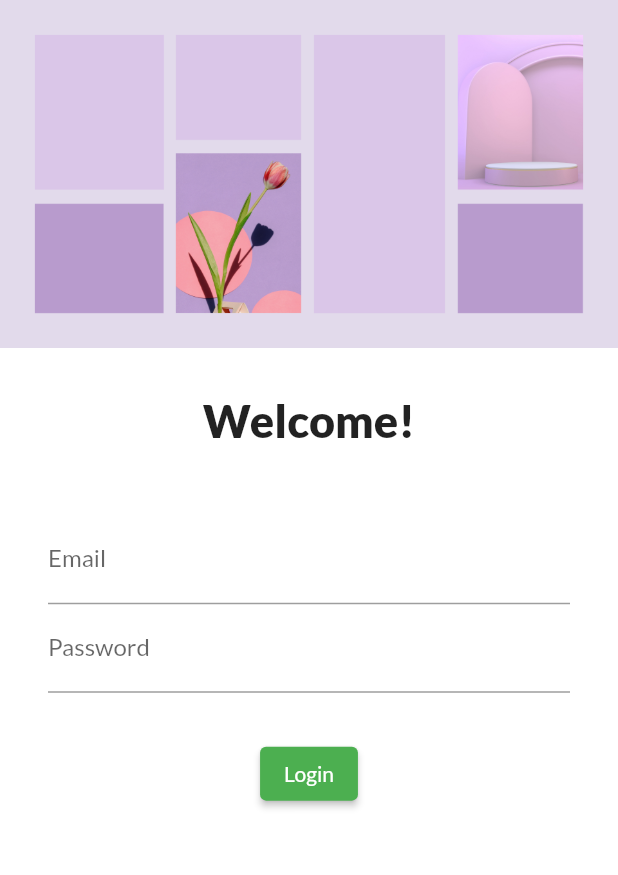
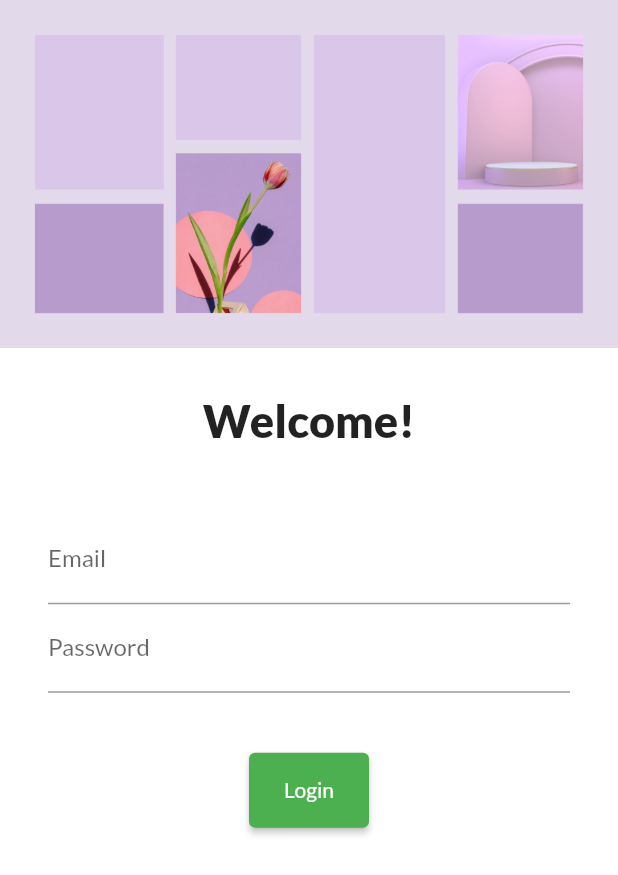
Before and after one commit to hegdedivya/ratecourse, a Flutter app: the screen it shows after launch, on a phone screen of 412 x 824 dp. Shown: the top 875 px of the screen. Run offline on Flutter 3.47's test engine with Material 2 defaults, Android fonts, the phone set to English and light mode, and no system bars; our stand-ins replace google_fonts.

Commit message:
SingleChildScrollView and loginToHome

```diff
--- a/lib/main.dart
+++ b/lib/main.dart
@@ -2,6 +2,7 @@ import 'package:flutter/material.dart';
 import 'package:google_fonts/google_fonts.dart';
 import 'package:ratecourse/pages/home.dart';
 import 'package:ratecourse/pages/login.dart';
+import 'package:ratecourse/utils/routes.dart';
 
 void main() {
   runApp(MyApp());
@@ -24,8 +25,8 @@ class MyApp extends StatelessWidget {
       initialRoute: "/login",
       routes: {
         "/": (context) => Login(),
-        "/home": (context) => Home(),
-        "/login": (context) => Login(),
+        MyRoutes.homeRoute: (context) => Home(),
+        MyRoutes.loginRoute: (context) => Login(),
       },
     );
   }
--- a/lib/pages/login.dart
+++ b/lib/pages/login.dart
@@ -1,4 +1,5 @@
 import 'package:flutter/material.dart';
+import 'package:ratecourse/utils/routes.dart';
 
 class Login extends StatelessWidget {
   const Login({Key? key}) : super(key: key);
@@ -7,6 +8,7 @@ class Login extends StatelessWidget {
   Widget build(BuildContext context) {
     return Material(
       color: Colors.white,
+      child: SingleChildScrollView(
         child: Column(
           children: [
             Image.asset(
@@ -45,14 +47,23 @@ class Login extends StatelessWidget {
                     ),
                   ),
                   SizedBox(
-                  height: 30,
+                    height: 40,
                   ),
-                ElevatedButton(onPressed: () {}, child: Text("Login")),
+                  ElevatedButton(
+                    child: Text("Login"),
+                    style: TextButton.styleFrom(
+                      minimumSize: Size(80, 50),
+                    ),
+                    onPressed: () {
+                      Navigator.pushNamed(context, MyRoutes.homeRoute);
+                    },
+                  ),
                 ],
               ),
             ),
           ],
         ),
+      ),
     );
   }
 }
--- /dev/null
+++ b/lib/utils/routes.dart
@@ -0,0 +1,4 @@
+class MyRoutes {
+  static String loginRoute = "/login";
+  static String homeRoute = "/home";
+}
```
Lines whose indentation alone changed are shown as unchanged.
